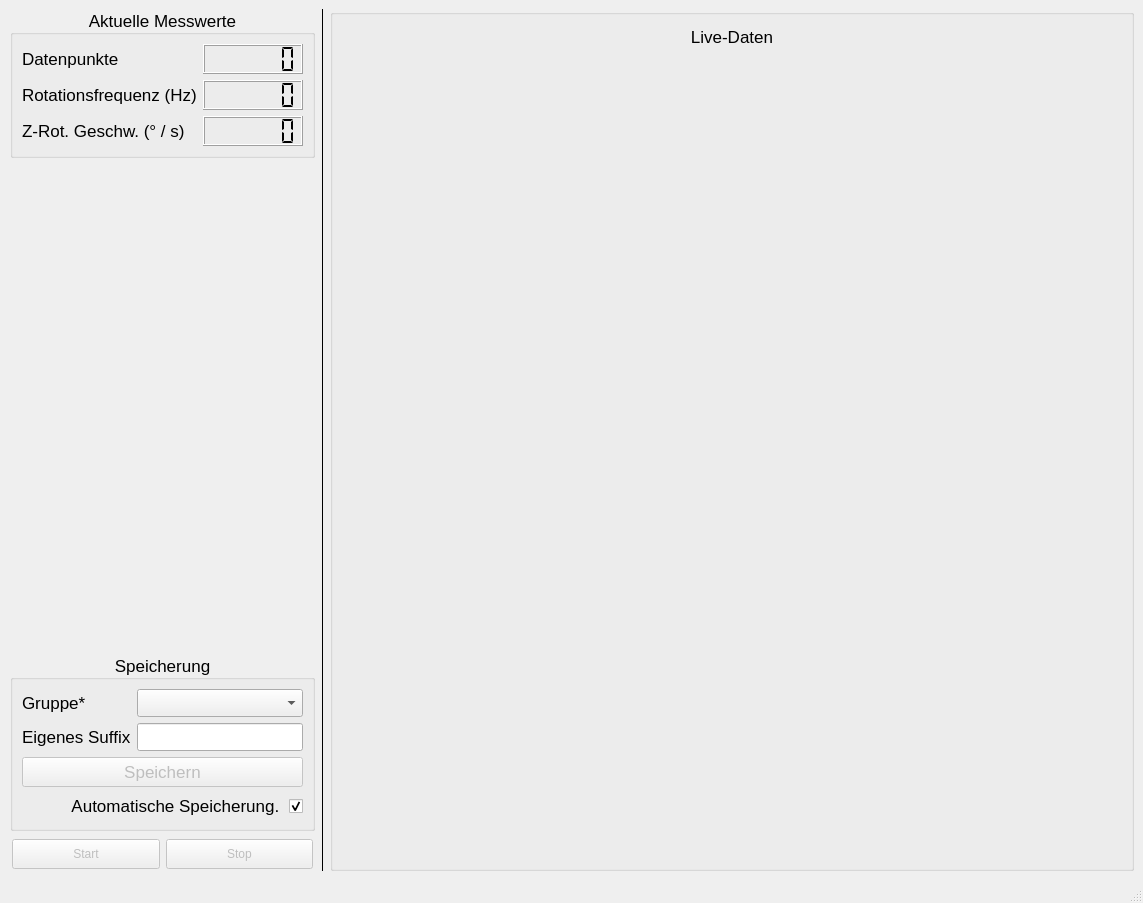
This is pyqt/mainwindow.ui in cckssr/gyroscope-ui as Qt 5 draws it before an edit. The edited form follows.
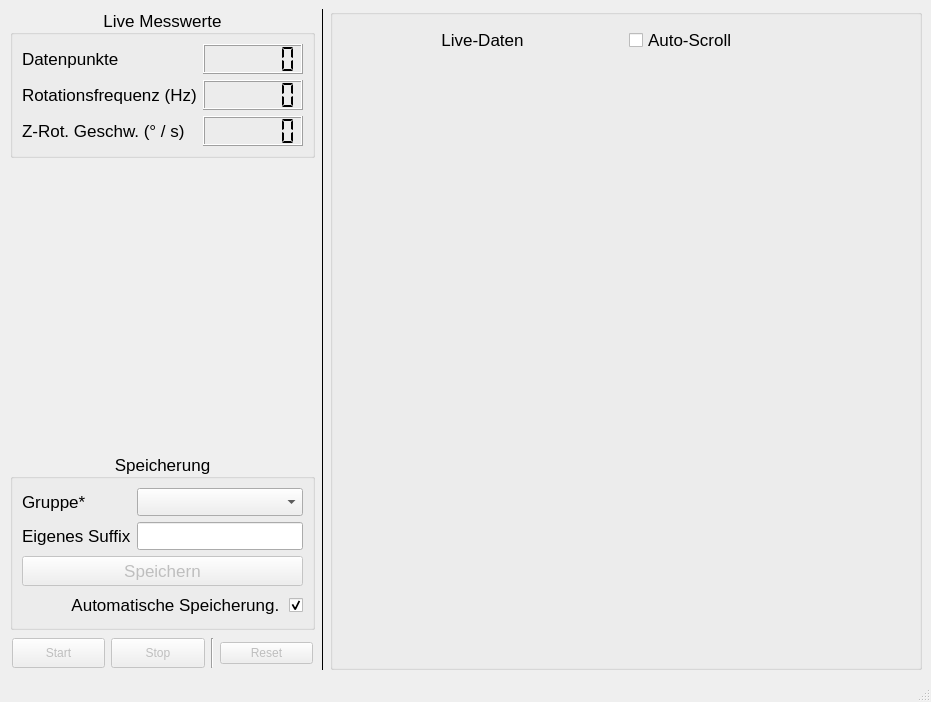
This is the edited form.

Diff of the .ui file:
```diff
--- a/pyqt/mainwindow.ui
+++ b/pyqt/mainwindow.ui
@@ -6,8 +6,8 @@
    <rect>
     <x>0</x>
     <y>0</y>
-    <width>1143</width>
-    <height>903</height>
+    <width>931</width>
+    <height>702</height>
    </rect>
   </property>
   <property name="windowTitle">
@@ -40,7 +40,7 @@
          </font>
         </property>
         <property name="title">
-         <string>Aktuelle Messwerte</string>
+         <string>Live Messwerte</string>
         </property>
         <property name="alignment">
          <set>Qt::AlignmentFlag::AlignCenter</set>
@@ -495,6 +495,26 @@
           </property>
          </widget>
         </item>
+        <item>
+         <widget class="Line" name="line_2">
+          <property name="orientation">
+           <enum>Qt::Orientation::Vertical</enum>
+          </property>
+         </widget>
+        </item>
+        <item>
+         <widget class="QPushButton" name="buttonReset">
+          <property name="enabled">
+           <bool>false</bool>
+          </property>
+          <property name="text">
+           <string>Reset</string>
+          </property>
+          <property name="default">
+           <bool>false</bool>
+          </property>
+         </widget>
+        </item>
        </layout>
       </item>
      </layout>
@@ -536,14 +556,29 @@
         <property name="flat">
          <bool>false</bool>
         </property>
-        <layout class="QGridLayout" name="gridLayout_2" rowstretch="0,0">
+        <layout class="QGridLayout" name="gridLayout_2" rowstretch="0,0,0">
          <property name="topMargin">
           <number>12</number>
          </property>
          <property name="horizontalSpacing">
           <number>-1</number>
          </property>
+         <item row="2" column="0">
+          <widget class="QWidget" name="plotWidget" native="true">
+           <property name="sizePolicy">
+            <sizepolicy hsizetype="Preferred" vsizetype="Preferred">
+             <horstretch>0</horstretch>
+             <verstretch>1</verstretch>
+            </sizepolicy>
+           </property>
+          </widget>
+         </item>
          <item row="0" column="0">
+          <layout class="QHBoxLayout" name="horizontalLayout_2">
+           <property name="bottomMargin">
+            <number>0</number>
+           </property>
+           <item>
           <widget class="QLabel" name="label_3">
            <property name="sizePolicy">
             <sizepolicy hsizetype="Preferred" vsizetype="Minimum">
@@ -559,15 +594,14 @@
            </property>
           </widget>
          </item>
-         <item row="1" column="0">
-          <widget class="QWidget" name="plotWidget" native="true">
-           <property name="sizePolicy">
-            <sizepolicy hsizetype="Preferred" vsizetype="Preferred">
-             <horstretch>0</horstretch>
-             <verstretch>1</verstretch>
-            </sizepolicy>
-           </property>
-          </widget>
+           <item>
+            <widget class="QCheckBox" name="checkBox">
+             <property name="text">
+              <string>Auto-Scroll</string>
+             </property>
+            </widget>
+           </item>
+          </layout>
          </item>
         </layout>
        </widget>
```
Left out of the diff: 2 changed lines with no effect on the pictures. Lines whose indentation alone changed are shown as unchanged.
